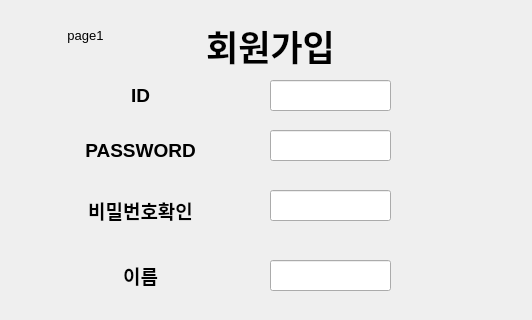
Above: smartapp.ui from gitaeyu/Obokmoolsan before the change; both pictures show x 0 to 532 and y 0 to 320 of the 532 by 474 pixel window. Below: the same form after it.
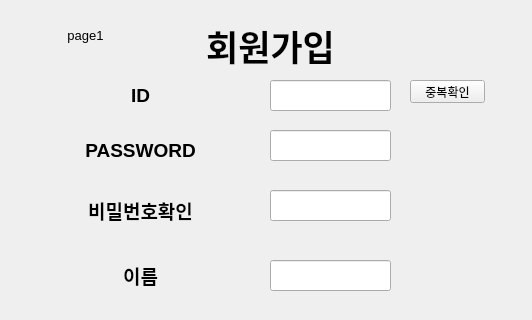
That is the form after the change.

Patch:
```diff
--- a/smartapp.ui
+++ b/smartapp.ui
@@ -282,6 +282,19 @@
       <string>&lt;html&gt;&lt;head/&gt;&lt;body&gt;&lt;p align=&quot;center&quot;&gt;&lt;span style=&quot; font-size:10pt;&quot;&gt;page1&lt;/span&gt;&lt;/p&gt;&lt;/body&gt;&lt;/html&gt;</string>
      </property>
     </widget>
+    <widget class="QPushButton" name="confirm_btn">
+     <property name="geometry">
+      <rect>
+       <x>380</x>
+       <y>70</y>
+       <width>75</width>
+       <height>23</height>
+      </rect>
+     </property>
+     <property name="text">
+      <string>중복확인</string>
+     </property>
+    </widget>
    </widget>
    <widget class="QWidget" name="page_3">
     <widget class="QLabel" name="user_label">
```
